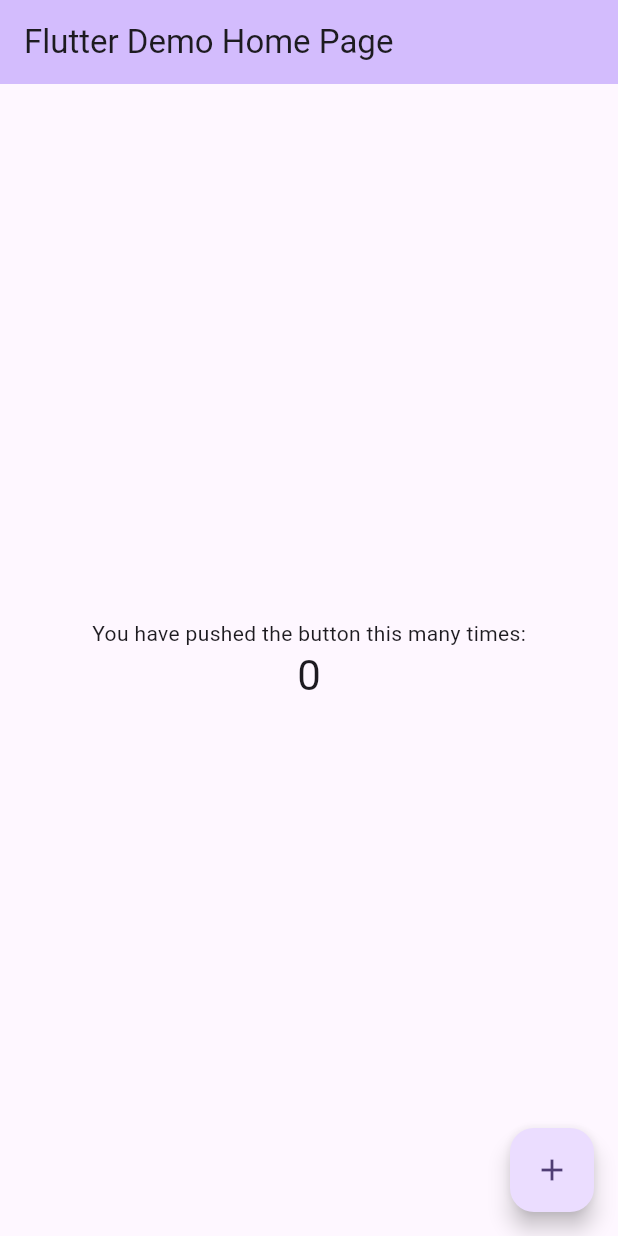
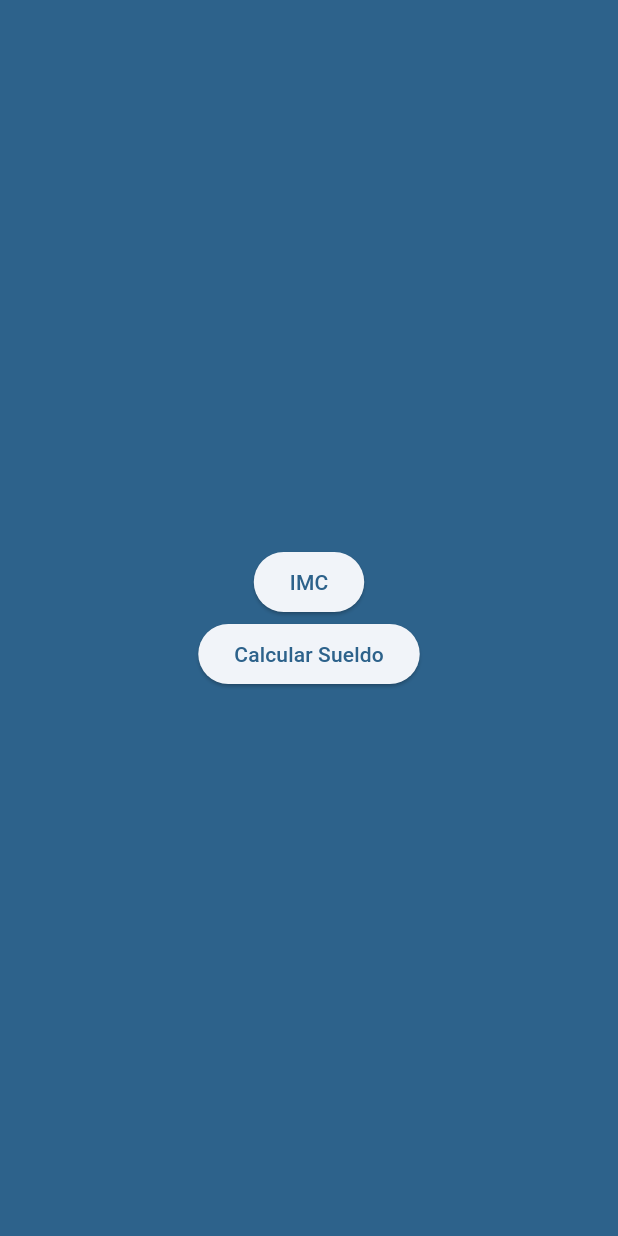
Before and after one commit to DazaTovarJ/imc_flutter, a Flutter app: the screen it shows after launch, on a phone screen of 412 x 824 dp. Run offline on Flutter 3.47's test engine with Material 2 defaults, Android fonts, the light colour scheme and no system bars.

Commit message:
feat(app): Create application home page

```diff
--- a/lib/main.dart
+++ b/lib/main.dart
@@ -11,115 +11,46 @@ class MyApp extends StatelessWidget {
   @override
   Widget build(BuildContext context) {
     return MaterialApp(
-      title: 'Flutter Demo',
+      title: 'IMC App',
       theme: ThemeData(
-        // This is the theme of your application.
-        //
-        // TRY THIS: Try running your application with "flutter run". You'll see
-        // the application has a blue toolbar. Then, without quitting the app,
-        // try changing the seedColor in the colorScheme below to Colors.green
-        // and then invoke "hot reload" (save your changes or press the "hot
-        // reload" button in a Flutter-supported IDE, or press "r" if you used
-        // the command line to start the app).
-        //
-        // Notice that the counter didn't reset back to zero; the application
-        // state is not lost during the reload. To reset the state, use hot
-        // restart instead.
-        //
-        // This works for code too, not just values: Most code changes can be
-        // tested with just a hot reload.
-        colorScheme: ColorScheme.fromSeed(seedColor: Colors.deepPurple),
+        colorScheme: ColorScheme.fromSeed(seedColor: Colors.blue.shade300),
         useMaterial3: true,
       ),
-      home: const MyHomePage(title: 'Flutter Demo Home Page'),
+      initialRoute: '/',
+      routes: {
+        '/': (context) => const HomePage(),
+        // '/mass':(context) => MassPage(),
+        // '/wage':(context) => WagePage()
+      },
     );
   }
 }
 
-class MyHomePage extends StatefulWidget {
-  const MyHomePage({super.key, required this.title});
-
-  // This widget is the home page of your application. It is stateful, meaning
-  // that it has a State object (defined below) that contains fields that affect
-  // how it looks.
-
-  // This class is the configuration for the state. It holds the values (in this
-  // case the title) provided by the parent (in this case the App widget) and
-  // used by the build method of the State. Fields in a Widget subclass are
-  // always marked "final".
-
-  final String title;
-
-  @override
-  State<MyHomePage> createState() => _MyHomePageState();
-}
-
-class _MyHomePageState extends State<MyHomePage> {
-  int _counter = 0;
-
-  void _incrementCounter() {
-    setState(() {
-      // This call to setState tells the Flutter framework that something has
-      // changed in this State, which causes it to rerun the build method below
-      // so that the display can reflect the updated values. If we changed
-      // _counter without calling setState(), then the build method would not be
-      // called again, and so nothing would appear to happen.
-      _counter++;
-    });
-  }
+class HomePage extends StatelessWidget {
+  const HomePage({super.key});
 
   @override
   Widget build(BuildContext context) {
-    // This method is rerun every time setState is called, for instance as done
-    // by the _incrementCounter method above.
-    //
-    // The Flutter framework has been optimized to make rerunning build methods
-    // fast, so that you can just rebuild anything that needs updating rather
-    // than having to individually change instances of widgets.
+    final theme = Theme.of(context);
     return Scaffold(
-      appBar: AppBar(
-        // TRY THIS: Try changing the color here to a specific color (to
-        // Colors.amber, perhaps?) and trigger a hot reload to see the AppBar
-        // change color while the other colors stay the same.
-        backgroundColor: Theme.of(context).colorScheme.inversePrimary,
-        // Here we take the value from the MyHomePage object that was created by
-        // the App.build method, and use it to set our appbar title.
-        title: Text(widget.title),
-      ),
-      body: Center(
-        // Center is a layout widget. It takes a single child and positions it
-        // in the middle of the parent.
-        child: Column(
-          // Column is also a layout widget. It takes a list of children and
-          // arranges them vertically. By default, it sizes itself to fit its
-          // children horizontally, and tries to be as tall as its parent.
-          //
-          // Column has various properties to control how it sizes itself and
-          // how it positions its children. Here we use mainAxisAlignment to
-          // center the children vertically; the main axis here is the vertical
-          // axis because Columns are vertical (the cross axis would be
-          // horizontal).
-          //
-          // TRY THIS: Invoke "debug painting" (choose the "Toggle Debug Paint"
-          // action in the IDE, or press "p" in the console), to see the
-          // wireframe for each widget.
-          mainAxisAlignment: MainAxisAlignment.center,
-          children: <Widget>[
-            const Text(
-              'You have pushed the button this many times:',
-            ),
-            Text(
-              '$_counter',
-              style: Theme.of(context).textTheme.headlineMedium,
-            ),
-          ],
-        ),
-      ),
-      floatingActionButton: FloatingActionButton(
-        onPressed: _incrementCounter,
-        tooltip: 'Increment',
-        child: const Icon(Icons.add),
-      ), // This trailing comma makes auto-formatting nicer for build methods.
+      body: Container(
+          decoration: BoxDecoration(color: theme.colorScheme.primary),
+          width: MediaQuery.of(context).size.width,
+          child: Column(
+            mainAxisAlignment: MainAxisAlignment.center,
+            children: [
+              ElevatedButton(
+                  onPressed: () {
+                    Navigator.pushNamed(context, "mass");
+                  },
+                  child: const Text("IMC")),
+              ElevatedButton(
+                  onPressed: () {
+                    Navigator.pushNamed(context, "wage");
+                  },
+                  child: const Text("Calcular Sueldo"))
+            ],
+          )),
     );
   }
 }
```
